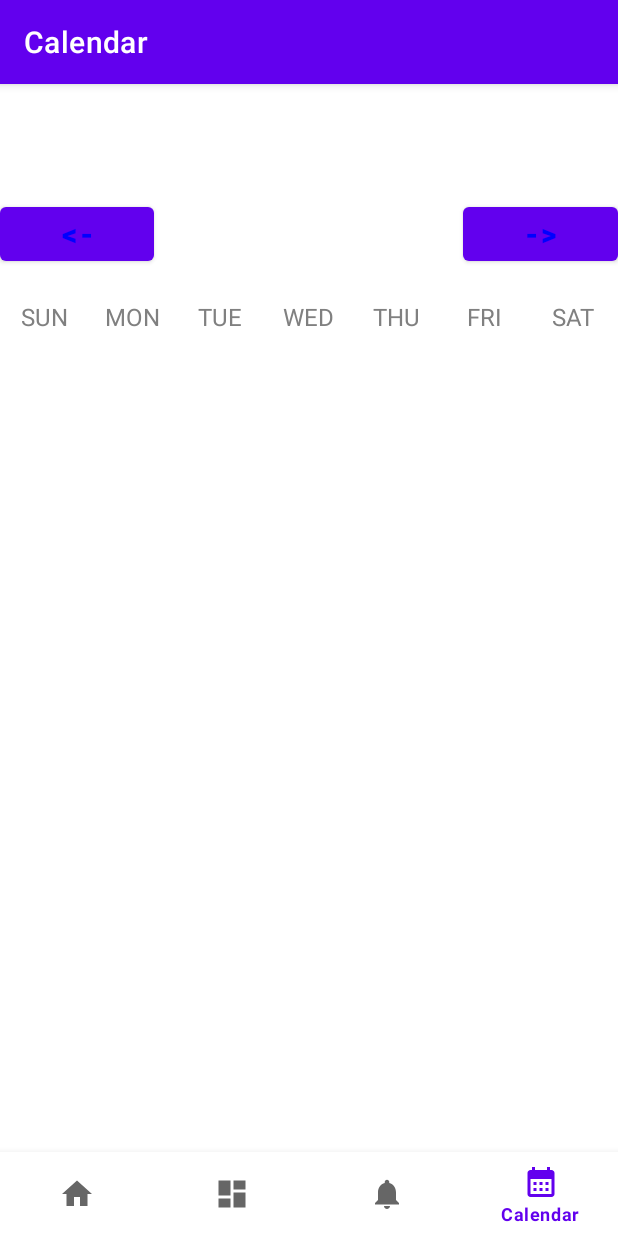
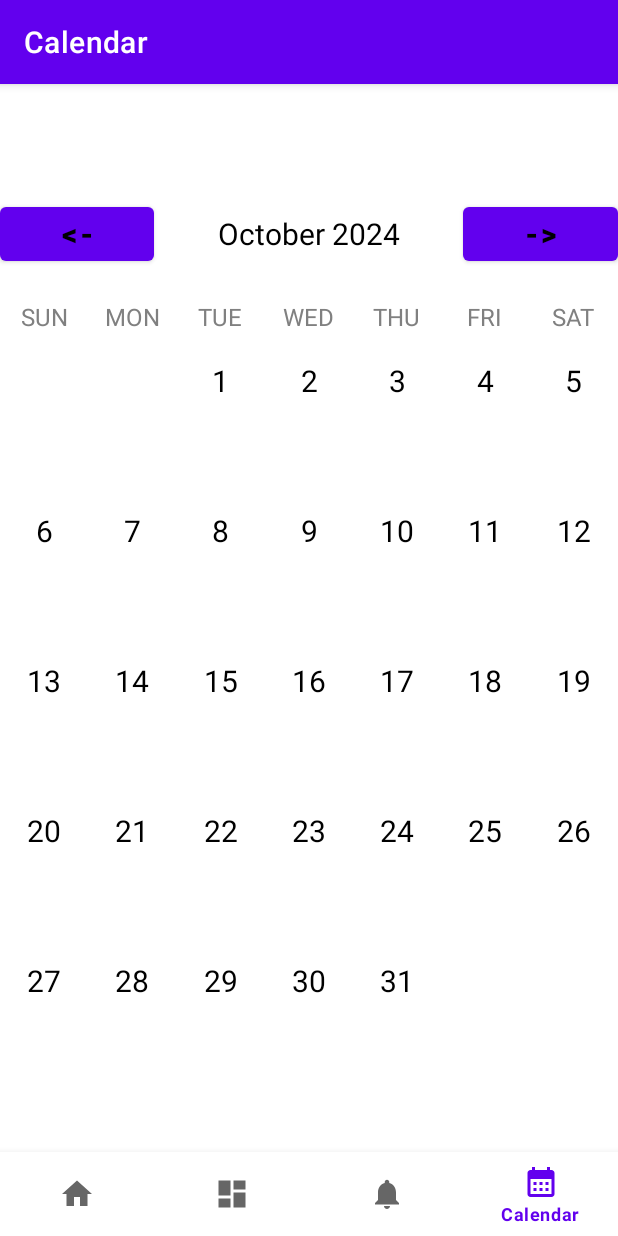
Before and after one commit to Chameleon-Team-App/ChameleonApp, an Android app: the CalendarFragment screen opened through its navigation route, on a phone screen of 412 x 824 dp. Run offline under Robolectric (Android 15) with nearby library versions, the phone set to English and light mode, and no system bars; our stand-ins replace navigation-ui.

Commit message:
Fixed string color. My emulator was on dark mode.

```diff
--- a/app/src/main/res/layout/calendar_cell.xml
+++ b/app/src/main/res/layout/calendar_cell.xml
@@ -11,7 +11,7 @@
         android:id="@+id/cellDayText"
         android:text="1"
         android:textSize="20sp"
-        android:textColor="@color/white"
+        android:textColor="@color/black"
         app:layout_constraintBottom_toBottomOf="parent"
         app:layout_constraintTop_toTopOf="parent"
         app:layout_constraintRight_toRightOf="parent"
--- a/app/src/main/res/layout/fragment_calendar.xml
+++ b/app/src/main/res/layout/fragment_calendar.xml
@@ -21,7 +21,7 @@
             android:layout_height="wrap_content"
             android:layout_weight="1"
             android:text="@string/left"
-            android:textColor="@color/blue"
+            android:textColor="@color/black"
             android:background="@null"
             android:textStyle="bold"
             android:textSize="20sp" />
@@ -34,7 +34,7 @@
             android:text="Oct 2024"
             android:textSize="20sp"
             android:textAlignment="center"
-            android:textColor="@color/white"/>
+            android:textColor="@color/black"/>
 
         <Button
             android:id="@+id/nextMonthButton"
@@ -42,7 +42,7 @@
             android:layout_height="wrap_content"
             android:layout_weight="1"
             android:text="@string/right"
-            android:textColor="@color/blue"
+            android:textColor="@color/black"
             android:background="@null"
             android:textStyle="bold"
             android:textSize="20sp" />
```
